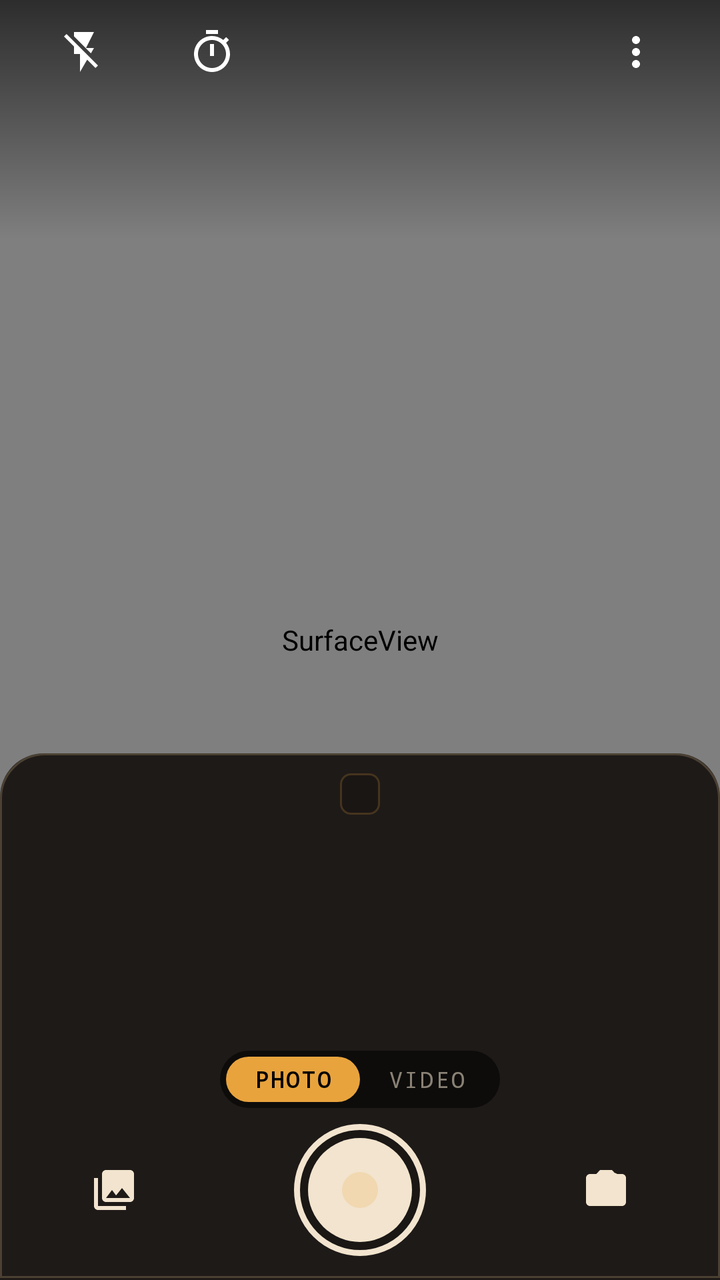
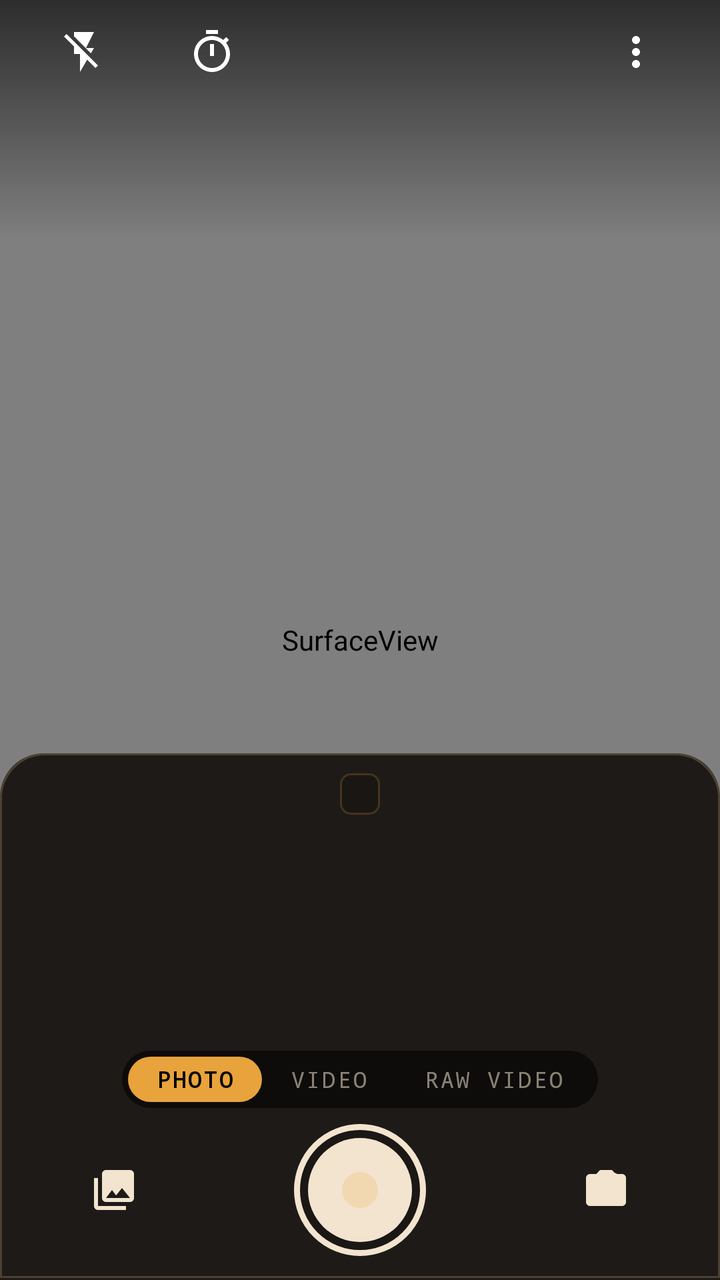

The first picture is an Android layout as it rendered before a commit; the second is the same layout after the commit. The layout source and the unified diff follow.
<!-- AndroidManifest.xml: application theme Theme.RetroCam -->
<!-- res/layout/activity_main.xml -->
<?xml version="1.0" encoding="utf-8"?>
<FrameLayout xmlns:android="http://schemas.android.com/apk/res/android"
    xmlns:app="http://schemas.android.com/apk/res-auto"
    android:layout_width="match_parent"
    android:layout_height="match_parent"
    android:background="@android:color/black">

    
    <SurfaceView
        android:id="@+id/viewFinder"
        android:layout_width="match_parent"
        android:layout_height="match_parent"
        android:clickable="true"
        android:contentDescription="@string/viewfinder"
        android:focusable="true" />

    
    <androidx.camera.view.PreviewView
        android:id="@+id/videoPreviewView"
        android:layout_width="match_parent"
        android:layout_height="match_parent"
        android:visibility="gone" />

    
    <com.retrocam.app.ui.GridOverlayView
        android:id="@+id/gridOverlay"
        android:layout_width="match_parent"
        android:layout_height="match_parent"
        android:visibility="gone" />

    <View
        android:layout_width="match_parent"
        android:layout_height="120dp"
        android:layout_gravity="top"
        android:background="@drawable/scrim_top" />

    <LinearLayout
        android:id="@+id/topBar"
        android:layout_width="match_parent"
        android:layout_height="wrap_content"
        android:layout_gravity="top"
        android:fitsSystemWindows="true"
        android:gravity="center_vertical"
        android:orientation="horizontal"
        android:paddingStart="10dp"
        android:paddingTop="4dp"
        android:paddingEnd="10dp">

        <ImageButton
            android:id="@+id/flashButton"
            style="@style/TopBarButton"
            android:contentDescription="@string/flash"
            android:src="@drawable/ic_flash_off" />

        <ImageButton
            android:id="@+id/timerButton"
            style="@style/TopBarButton"
            android:contentDescription="@string/timer"
            android:src="@drawable/ic_timer" />

        <TextView
            android:id="@+id/aspectButton"
            style="@style/TopBarLabel"
            android:contentDescription="@string/aspect_ratio" />

        <TextView
            android:id="@+id/videoQualityButton"
            style="@style/TopBarLabel"
            android:layout_marginStart="6dp"
            android:contentDescription="Video quality and frame rate"
            android:visibility="gone" />

        <Space
            android:layout_width="0dp"
            android:layout_height="1dp"
            android:layout_weight="1" />

        
        <ImageButton
            android:id="@+id/overflowButton"
            style="@style/TopBarButton"
            android:contentDescription="@string/more_options"
            android:src="@drawable/ic_more" />
    </LinearLayout>

    <TextView
        android:id="@+id/statusChip"
        android:layout_width="wrap_content"
        android:layout_height="wrap_content"
        android:layout_gravity="center_horizontal"
        android:layout_marginTop="76dp"
        android:alpha="0"
        android:background="@drawable/zoom_pill"
        android:fontFamily="monospace"
        android:letterSpacing="0.12"
        android:paddingStart="12dp"
        android:paddingTop="4dp"
        android:paddingEnd="12dp"
        android:paddingBottom="4dp"
        android:textAllCaps="true"
        android:textColor="@color/amber"
        android:textSize="11sp" />

    
    <LinearLayout
        android:id="@+id/recordingIndicatorBar"
        android:layout_width="wrap_content"
        android:layout_height="wrap_content"
        android:layout_gravity="center_horizontal"
        android:layout_marginTop="76dp"
        android:background="@drawable/recording_pill_bg"
        android:gravity="center_vertical"
        android:orientation="horizontal"
        android:paddingStart="14dp"
        android:paddingTop="5dp"
        android:paddingEnd="14dp"
        android:paddingBottom="5dp"
        android:visibility="gone">

        <ImageView
            android:id="@+id/recordDot"
            android:layout_width="10dp"
            android:layout_height="10dp"
            android:layout_marginEnd="8dp"
            android:contentDescription="@null"
            android:src="@drawable/ic_record_dot" />

        <TextView
            android:id="@+id/recordStateText"
            android:layout_width="wrap_content"
            android:layout_height="wrap_content"
            android:layout_marginEnd="6dp"
            android:fontFamily="monospace"
            android:letterSpacing="0.1"
            android:text="@string/status_recording"
            android:textColor="@color/record_red"
            android:textSize="12sp"
            android:textStyle="bold" />

        <TextView
            android:id="@+id/recordTimerText"
            android:layout_width="wrap_content"
            android:layout_height="wrap_content"
            android:fontFamily="monospace"
            android:text="00:00"
            android:textColor="@color/readout"
            android:textSize="13sp" />

        <TextView
            android:id="@+id/micStatusBadge"
            android:layout_width="wrap_content"
            android:layout_height="wrap_content"
            android:layout_marginStart="8dp"
            android:background="@drawable/readout_bg"
            android:fontFamily="monospace"
            android:paddingStart="6dp"
            android:paddingTop="1dp"
            android:paddingEnd="6dp"
            android:paddingBottom="1dp"
            android:text="@string/audio_muted_badge"
            android:textColor="@color/amber"
            android:textSize="9sp"
            android:visibility="gone" />
    </LinearLayout>

    <TextView
        android:id="@+id/countdownLabel"
        android:layout_width="wrap_content"
        android:layout_height="wrap_content"
        android:layout_gravity="center"
        android:alpha="0"
        android:fontFamily="monospace"
        android:shadowColor="#CC000000"
        android:shadowDx="0"
        android:shadowDy="2"
        android:shadowRadius="10"
        android:textColor="@color/readout"
        android:textSize="76sp"
        android:textStyle="bold" />

    <View
        android:id="@+id/focusRing"
        android:layout_width="72dp"
        android:layout_height="72dp"
        android:alpha="0"
        android:background="@drawable/focus_ring" />

    <TextView
        android:id="@+id/zoomLabel"
        android:layout_width="wrap_content"
        android:layout_height="wrap_content"
        android:layout_gravity="center_horizontal"
        android:layout_marginTop="112dp"
        android:alpha="0"
        android:background="@drawable/zoom_pill"
        android:fontFamily="monospace"
        android:paddingStart="14dp"
        android:paddingTop="5dp"
        android:paddingEnd="14dp"
        android:paddingBottom="5dp"
        android:textColor="@color/readout"
        android:textSize="13sp" />

    
    <LinearLayout
        android:id="@+id/cameraBody"
        android:layout_width="match_parent"
        android:layout_height="wrap_content"
        android:layout_gravity="bottom"
        android:background="@drawable/camera_body"
        android:fitsSystemWindows="true"
        android:orientation="vertical"
        android:paddingTop="10dp"
        android:paddingBottom="12dp">

        
        <LinearLayout
            android:id="@+id/readoutRow"
            android:layout_width="wrap_content"
            android:layout_height="wrap_content"
            android:layout_gravity="center_horizontal"
            android:background="@drawable/readout_bg"
            android:gravity="center_vertical"
            android:orientation="horizontal"
            android:paddingStart="10dp"
            android:paddingTop="3dp"
            android:paddingEnd="10dp"
            android:paddingBottom="3dp">

            <TextView
                android:id="@+id/intensityLabel"
                android:layout_width="wrap_content"
                android:layout_height="wrap_content"
                android:fontFamily="monospace"
                android:letterSpacing="0.08"
                android:textAllCaps="true"
                android:textColor="@color/amber"
                android:textSize="11sp" />
        </LinearLayout>

        <com.google.android.material.slider.Slider
            android:id="@+id/intensitySlider"
            android:layout_width="match_parent"
            android:layout_height="wrap_content"
            android:layout_marginStart="28dp"
            android:layout_marginEnd="28dp"
            android:contentDescription="@string/intensity"
            android:stepSize="0.05"
            android:value="1.0"
            android:valueFrom="0.0"
            android:valueTo="1.0"
            android:visibility="gone"
            app:labelBehavior="gone"
            app:thumbColor="@color/amber"
            app:trackColorActive="@color/amber"
            app:trackColorInactive="@color/amber_faint" />

        
        <androidx.recyclerview.widget.RecyclerView
            android:id="@+id/categoryTabs"
            android:layout_width="match_parent"
            android:layout_height="26dp"
            android:layout_marginTop="8dp"
            android:clipToPadding="false"
            android:orientation="horizontal"
            android:overScrollMode="never"
            android:paddingStart="12dp"
            android:paddingEnd="12dp" />

        
        <androidx.recyclerview.widget.RecyclerView
            android:id="@+id/filterCarousel"
            android:layout_width="match_parent"
            android:layout_height="74dp"
            android:layout_marginTop="6dp"
            android:clipToPadding="false"
            android:orientation="horizontal"
            android:overScrollMode="never" />

        
        <LinearLayout
            android:id="@+id/modeSelector"
            android:layout_width="wrap_content"
            android:layout_height="wrap_content"
            android:layout_gravity="center_horizontal"
            android:layout_marginTop="4dp"
            android:layout_marginBottom="4dp"
            android:background="@drawable/zoom_pill"
            android:orientation="horizontal"
            android:padding="3dp">

            <TextView
                android:id="@+id/modePhoto"
                android:layout_width="wrap_content"
                android:layout_height="wrap_content"
                android:background="@drawable/mode_pill_selected"
                android:fontFamily="monospace"
                android:letterSpacing="0.1"
                android:paddingStart="14dp"
                android:paddingTop="4dp"
                android:paddingEnd="14dp"
                android:paddingBottom="4dp"
                android:text="@string/mode_photo"
                android:textColor="@android:color/black"
                android:textSize="11sp"
                android:textStyle="bold" />

            <TextView
                android:id="@+id/modeVideo"
                android:layout_width="wrap_content"
                android:layout_height="wrap_content"
                android:fontFamily="monospace"
                android:letterSpacing="0.1"
                android:paddingStart="14dp"
                android:paddingTop="4dp"
                android:paddingEnd="14dp"
                android:paddingBottom="4dp"
                android:text="@string/mode_video"
                android:textColor="@color/readout_dim"
                android:textSize="11sp" />
        </LinearLayout>

        <FrameLayout
            android:layout_width="match_parent"
            android:layout_height="wrap_content"
            android:layout_marginTop="4dp">

            <ImageButton
                android:id="@+id/galleryButton"
                android:layout_width="46dp"
                android:layout_height="46dp"
                android:layout_gravity="start|center_vertical"
                android:layout_marginStart="34dp"
                android:background="?android:attr/selectableItemBackgroundBorderless"
                android:contentDescription="@string/gallery_title"
                android:padding="10dp"
                android:src="@drawable/ic_gallery"
                android:tint="@color/readout" />

            <ImageButton
                android:id="@+id/pauseResumeButton"
                android:layout_width="46dp"
                android:layout_height="46dp"
                android:layout_gravity="start|center_vertical"
                android:layout_marginStart="34dp"
                android:background="@drawable/zoom_pill"
                android:contentDescription="@string/pause_recording"
                android:padding="11dp"
                android:src="@drawable/ic_pause"
                android:tint="@color/amber"
                android:visibility="gone" />

            <ImageButton
                android:id="@+id/shutterButton"
                android:layout_width="66dp"
                android:layout_height="66dp"
                android:layout_gravity="center_horizontal"
                android:background="@drawable/shutter_button"
                android:contentDescription="@string/shutter" />

            <ImageButton
                android:id="@+id/flipCameraButton"
                android:layout_width="46dp"
                android:layout_height="46dp"
                android:layout_gravity="end|center_vertical"
                android:layout_marginEnd="34dp"
                android:background="?android:attr/selectableItemBackgroundBorderless"
                android:contentDescription="@string/switch_camera"
                android:padding="10dp"
                android:src="@drawable/ic_camera_flip"
                android:tint="@color/readout" />
        </FrameLayout>

    </LinearLayout>

    
    <LinearLayout
        android:id="@+id/permissionDeniedContainer"
        android:layout_width="match_parent"
        android:layout_height="match_parent"
        android:background="#E6000000"
        android:clickable="true"
        android:focusable="true"
        android:gravity="center"
        android:orientation="vertical"
        android:padding="32dp"
        android:visibility="gone">

        <TextView
            android:layout_width="wrap_content"
            android:layout_height="wrap_content"
            android:fontFamily="monospace"
            android:text="@string/permission_denied_title"
            android:textColor="@color/amber"
            android:textSize="20sp"
            android:textStyle="bold" />

        <TextView
            android:id="@+id/permissionDeniedExplanation"
            android:layout_width="wrap_content"
            android:layout_height="wrap_content"
            android:layout_marginTop="12dp"
            android:gravity="center"
            android:text="@string/camera_permission_required"
            android:textColor="@color/readout"
            android:textSize="14sp" />

        <com.google.android.material.button.MaterialButton
            android:id="@+id/grantPermissionButton"
            style="@style/Widget.MaterialComponents.Button"
            android:layout_width="wrap_content"
            android:layout_height="wrap_content"
            android:layout_marginTop="20dp"
            android:backgroundTint="@color/amber"
            android:fontFamily="monospace"
            android:text="@string/grant_permission"
            android:textColor="@android:color/black" />

        <com.google.android.material.button.MaterialButton
            android:id="@+id/openSettingsButton"
            style="@style/Widget.MaterialComponents.Button.TextButton"
            android:layout_width="wrap_content"
            android:layout_height="wrap_content"
            android:layout_marginTop="8dp"
            android:fontFamily="monospace"
            android:text="@string/open_settings"
            android:textColor="@color/amber"
            android:visibility="gone" />
    </LinearLayout>

    
    <LinearLayout
        android:id="@+id/cameraErrorContainer"
        android:layout_width="match_parent"
        android:layout_height="match_parent"
        android:background="#CC000000"
        android:clickable="true"
        android:focusable="true"
        android:gravity="center"
        android:orientation="vertical"
        android:padding="32dp"
        android:visibility="gone">

        <TextView
            android:id="@+id/cameraErrorMessage"
            android:layout_width="wrap_content"
            android:layout_height="wrap_content"
            android:fontFamily="monospace"
            android:gravity="center"
            android:text="@string/camera_init_error"
            android:textColor="@color/amber"
            android:textSize="16sp" />

        <com.google.android.material.button.MaterialButton
            android:id="@+id/retryCameraButton"
            style="@style/Widget.MaterialComponents.Button.OutlinedButton"
            android:layout_width="wrap_content"
            android:layout_height="wrap_content"
            android:layout_marginTop="16dp"
            android:fontFamily="monospace"
            android:text="Retry"
            android:textColor="@color/readout"
            app:strokeColor="@color/amber" />
    </LinearLayout>

</FrameLayout>
<!-- resources referenced by this layout -->
<resources>
  <color name="amber">#FFE8A33D</color>
  <color name="amber_faint">#33E8A33D</color>
  <color name="readout">#FFF2E4CE</color>
  <color name="readout_dim">#8CF2E4CE</color>
  <color name="record_red">#FFE53935</color>
  <!-- drawable mode_pill_selected (drawable) -->
  <?xml version="1.0" encoding="utf-8"?>
  <shape xmlns:android="http://schemas.android.com/apk/res/android"
      android:shape="rectangle">
      <solid android:color="@color/amber" />
      <corners android:radius="14dp" />
  </shape>
  <!-- drawable readout_bg (drawable) -->
  <?xml version="1.0" encoding="utf-8"?>
  <shape xmlns:android="http://schemas.android.com/apk/res/android"
      android:shape="rectangle">
      <solid android:color="#26000000" />
      <stroke
          android:width="1dp"
          android:color="@color/amber_faint" />
      <corners android:radius="5dp" />
  </shape>
  <!-- drawable recording_pill_bg (drawable) -->
  <?xml version="1.0" encoding="utf-8"?>
  <shape xmlns:android="http://schemas.android.com/apk/res/android"
      android:shape="rectangle">
      <solid android:color="#B3000000" />
      <stroke
          android:width="1dp"
          android:color="#4DE53935" />
      <corners android:radius="20dp" />
  </shape>
  <!-- drawable scrim_top (drawable) -->
  <?xml version="1.0" encoding="utf-8"?>
  <shape xmlns:android="http://schemas.android.com/apk/res/android"
      android:shape="rectangle">
      <gradient
          android:angle="270"
          android:startColor="#A6000000"
          android:endColor="#00000000" />
  </shape>
  <!-- drawable zoom_pill (drawable) -->
  <?xml version="1.0" encoding="utf-8"?>
  <shape xmlns:android="http://schemas.android.com/apk/res/android"
      android:shape="rectangle">
      <solid android:color="#8C000000" />
      <corners android:radius="20dp" />
  </shape>
  <string name="aspect_ratio">Aspect ratio</string>
  <string name="audio_muted_badge">Muted (No Mic)</string>
  <string name="camera_init_error">Camera failed to initialize. Tap to retry.</string>
  <string name="camera_permission_required">Camera permission is required to use RetroCam.</string>
  <string name="flash">Flash</string>
  <string name="gallery_title">Gallery</string>
  <string name="grant_permission">Grant Permission</string>
  <string name="intensity">Filter intensity</string>
  <string name="mode_photo">PHOTO</string>
  <string name="mode_video">VIDEO</string>
  <string name="more_options">More options</string>
  <string name="open_settings">Open Settings</string>
  <string name="pause_recording">Pause recording</string>
  <string name="permission_denied_title">Permissions Required</string>
  <string name="shutter">Take photo</string>
  <string name="status_recording">REC</string>
  <string name="switch_camera">Switch camera</string>
  <string name="timer">Self-timer</string>
  <string name="viewfinder">Viewfinder. Pinch to zoom, double tap to toggle zoom.</string>
  <style name="Theme.RetroCam" parent="Theme.MaterialComponents.DayNight.NoActionBar">
          <item name="android:statusBarColor">@android:color/black</item>
          <item name="android:windowBackground">@android:color/black</item>
      </style>
  <color name="body">#F21A1613</color>
  <color name="body_edge">#33FFD9A0</color>
  <color name="shutter_ring">#FFF2E4CE</color>
  <!-- unchanged entries left out for length: 12 -->
</resources>

<!-- the commit's change to res/layout/activity_main.xml (unified diff, before → after) -->
@@ -256,6 +256,216 @@
             app:trackColorInactive="@color/amber_faint" />
 
         
+        <HorizontalScrollView
+            android:id="@+id/rawControlBar"
+            android:layout_width="match_parent"
+            android:layout_height="wrap_content"
+            android:layout_marginTop="4dp"
+            android:clipToPadding="false"
+            android:overScrollMode="never"
+            android:paddingStart="12dp"
+            android:paddingEnd="12dp"
+            android:scrollbars="none"
+            android:visibility="gone">
+
+            <LinearLayout
+                android:layout_width="wrap_content"
+                android:layout_height="wrap_content"
+                android:gravity="center_vertical"
+                android:orientation="horizontal">
+
+                <TextView
+                    android:id="@+id/chipIso"
+                    android:layout_width="wrap_content"
+                    android:layout_height="wrap_content"
+                    android:layout_marginEnd="6dp"
+                    android:background="@drawable/pro_chip_bg"
+                    android:fontFamily="monospace"
+                    android:paddingStart="10dp"
+                    android:paddingTop="5dp"
+                    android:paddingEnd="10dp"
+                    android:paddingBottom="5dp"
+                    android:text="ISO AUTO"
+                    android:textColor="@color/readout"
+                    android:textSize="11sp" />
+
+                <TextView
+                    android:id="@+id/chipShutter"
+                    android:layout_width="wrap_content"
+                    android:layout_height="wrap_content"
+                    android:layout_marginEnd="6dp"
+                    android:background="@drawable/pro_chip_bg"
+                    android:fontFamily="monospace"
+                    android:paddingStart="10dp"
+                    android:paddingTop="5dp"
+                    android:paddingEnd="10dp"
+                    android:paddingBottom="5dp"
+                    android:text="S AUTO"
+                    android:textColor="@color/readout"
+                    android:textSize="11sp" />
+
+                <TextView
+                    android:id="@+id/chipEv"
+                    android:layout_width="wrap_content"
+                    android:layout_height="wrap_content"
+                    android:layout_marginEnd="6dp"
+                    android:background="@drawable/pro_chip_bg"
+                    android:fontFamily="monospace"
+                    android:paddingStart="10dp"
+                    android:paddingTop="5dp"
+                    android:paddingEnd="10dp"
+                    android:paddingBottom="5dp"
+                    android:text="EV 0.0"
+                    android:textColor="@color/readout"
+                    android:textSize="11sp" />
+
+                <TextView
+                    android:id="@+id/chipFocus"
+                    android:layout_width="wrap_content"
+                    android:layout_height="wrap_content"
+                    android:layout_marginEnd="6dp"
+                    android:background="@drawable/pro_chip_bg"
+                    android:fontFamily="monospace"
+                    android:paddingStart="10dp"
+                    android:paddingTop="5dp"
+                    android:paddingEnd="10dp"
+                    android:paddingBottom="5dp"
+                    android:text="FOCUS AF"
+                    android:textColor="@color/readout"
+                    android:textSize="11sp" />
+
+                <TextView
+                    android:id="@+id/chipWb"
+                    android:layout_width="wrap_content"
+                    android:layout_height="wrap_content"
+                    android:layout_marginEnd="6dp"
+                    android:background="@drawable/pro_chip_bg"
+                    android:fontFamily="monospace"
+                    android:paddingStart="10dp"
+                    android:paddingTop="5dp"
+                    android:paddingEnd="10dp"
+                    android:paddingBottom="5dp"
+                    android:text="WB AUTO"
+                    android:textColor="@color/readout"
+                    android:textSize="11sp" />
+
+                <TextView
+                    android:id="@+id/chipAperture"
+                    android:layout_width="wrap_content"
+                    android:layout_height="wrap_content"
+                    android:layout_marginEnd="6dp"
+                    android:background="@drawable/pro_chip_bg"
+                    android:fontFamily="monospace"
+                    android:paddingStart="10dp"
+                    android:paddingTop="5dp"
+                    android:paddingEnd="10dp"
+                    android:paddingBottom="5dp"
+                    android:text="f/1.8"
+                    android:textColor="@color/readout_dim"
+                    android:textSize="11sp" />
+
+                <TextView
+                    android:id="@+id/buttonRawReset"
+                    android:layout_width="wrap_content"
+                    android:layout_height="wrap_content"
+                    android:background="@drawable/pro_chip_bg"
+                    android:fontFamily="monospace"
+                    android:paddingStart="8dp"
+                    android:paddingTop="5dp"
+                    android:paddingEnd="8dp"
+                    android:paddingBottom="5dp"
+                    android:text="@string/pro_reset"
+                    android:textColor="@color/amber"
+                    android:textSize="11sp" />
+            </LinearLayout>
+        </HorizontalScrollView>
+
+        
+        <LinearLayout
+            android:id="@+id/rawAdjustPanel"
+            android:layout_width="match_parent"
+            android:layout_height="wrap_content"
+            android:layout_marginStart="14dp"
+            android:layout_marginTop="4dp"
+            android:layout_marginEnd="14dp"
+            android:background="@drawable/readout_bg"
+            android:orientation="vertical"
+            android:padding="8dp"
+            android:visibility="gone">
+
+            <LinearLayout
+                android:layout_width="match_parent"
+                android:layout_height="wrap_content"
+                android:gravity="center_vertical"
+                android:orientation="horizontal">
+
+                <TextView
+                    android:id="@+id/rawAdjustTitle"
+                    android:layout_width="0dp"
+                    android:layout_height="wrap_content"
+                    android:layout_weight="1"
+                    android:fontFamily="monospace"
+                    android:letterSpacing="0.08"
+                    android:textColor="@color/amber"
+                    android:textSize="11sp"
+                    android:textStyle="bold" />
+
+                <TextView
+                    android:id="@+id/rawAutoButton"
+                    android:layout_width="wrap_content"
+                    android:layout_height="wrap_content"
+                    android:layout_marginEnd="8dp"
+                    android:background="@drawable/mode_pill_selected"
+                    android:fontFamily="monospace"
+                    android:paddingStart="10dp"
+                    android:paddingTop="2dp"
+                    android:paddingEnd="10dp"
+                    android:paddingBottom="2dp"
+                    android:text="@string/pro_auto"
+                    android:textColor="@android:color/black"
+                    android:textSize="10sp"
+                    android:textStyle="bold" />
+
+                <ImageButton
+                    android:id="@+id/rawCloseButton"
+                    android:layout_width="24dp"
+                    android:layout_height="24dp"
+                    android:background="?android:attr/selectableItemBackgroundBorderless"
+                    android:contentDescription="Close"
+                    android:padding="4dp"
+                    android:src="@android:drawable/ic_menu_close_clear_cancel"
+                    android:tint="@color/readout_dim" />
+            </LinearLayout>
+
+            <com.google.android.material.slider.Slider
+                android:id="@+id/rawSlider"
+                android:layout_width="match_parent"
+                android:layout_height="wrap_content"
+                android:layout_marginTop="2dp"
+                android:layout_marginBottom="2dp"
+                app:labelBehavior="gone"
+                app:thumbColor="@color/amber"
+                app:trackColorActive="@color/amber"
+                app:trackColorInactive="@color/amber_faint" />
+
+            
+            <HorizontalScrollView
+                android:id="@+id/rawPresetsScroll"
+                android:layout_width="match_parent"
+                android:layout_height="wrap_content"
+                android:clipToPadding="false"
+                android:overScrollMode="never"
+                android:scrollbars="none">
+
+                <LinearLayout
+                    android:id="@+id/rawPresetsContainer"
+                    android:layout_width="wrap_content"
+                    android:layout_height="wrap_content"
+                    android:orientation="horizontal" />
+            </HorizontalScrollView>
+        </LinearLayout>
+
+        
         <androidx.recyclerview.widget.RecyclerView
             android:id="@+id/categoryTabs"
             android:layout_width="match_parent"
@@ -316,6 +526,20 @@
                 android:paddingEnd="14dp"
                 android:paddingBottom="4dp"
                 android:text="@string/mode_video"
+                android:textColor="@color/readout_dim"
+                android:textSize="11sp" />
+
+            <TextView
+                android:id="@+id/modeRawVideo"
+                android:layout_width="wrap_content"
+                android:layout_height="wrap_content"
+                android:fontFamily="monospace"
+                android:letterSpacing="0.1"
+                android:paddingStart="14dp"
+                android:paddingTop="4dp"
+                android:paddingEnd="14dp"
+                android:paddingBottom="4dp"
+                android:text="@string/mode_raw_video"
                 android:textColor="@color/readout_dim"
                 android:textSize="11sp" />
         </LinearLayout>
<!-- resource entries referenced after the edit -->
@@ -11,6 +11,14 @@
       android:shape="rectangle">
       <solid android:color="@color/amber" />
       <corners android:radius="14dp" />
+  </shape>
+  <!-- drawable pro_chip_bg (drawable) -->
+  <?xml version="1.0" encoding="utf-8"?>
+  <shape xmlns:android="http://schemas.android.com/apk/res/android"
+      android:shape="rectangle">
+      <solid android:color="#B31A1A1A" />
+      <corners android:radius="6dp" />
+      <stroke android:width="1dp" android:color="#44FFFFFF" />
   </shape>
   <!-- drawable readout_bg (drawable) -->
   <?xml version="1.0" encoding="utf-8"?>
@@ -57,11 +65,14 @@
   <string name="grant_permission">Grant Permission</string>
   <string name="intensity">Filter intensity</string>
   <string name="mode_photo">PHOTO</string>
+  <string name="mode_raw_video">RAW VIDEO</string>
   <string name="mode_video">VIDEO</string>
   <string name="more_options">More options</string>
   <string name="open_settings">Open Settings</string>
   <string name="pause_recording">Pause recording</string>
   <string name="permission_denied_title">Permissions Required</string>
+  <string name="pro_auto">AUTO</string>
+  <string name="pro_reset">RESET</string>
   <string name="shutter">Take photo</string>
   <string name="status_recording">REC</string>
   <string name="switch_camera">Switch camera</string>
